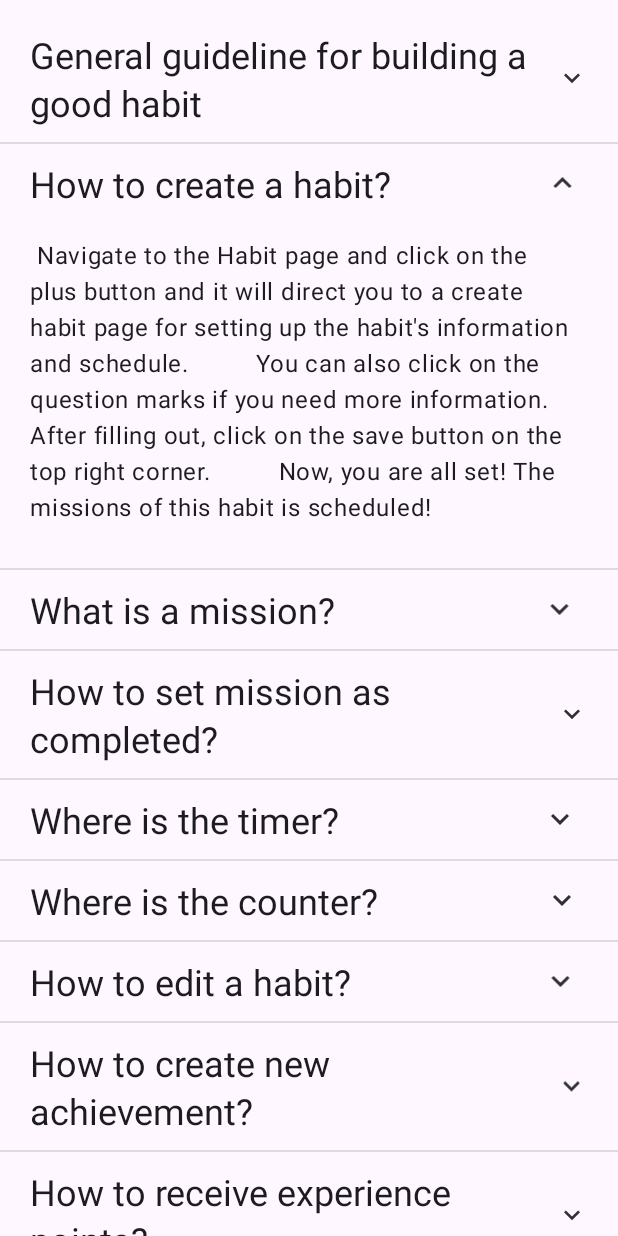
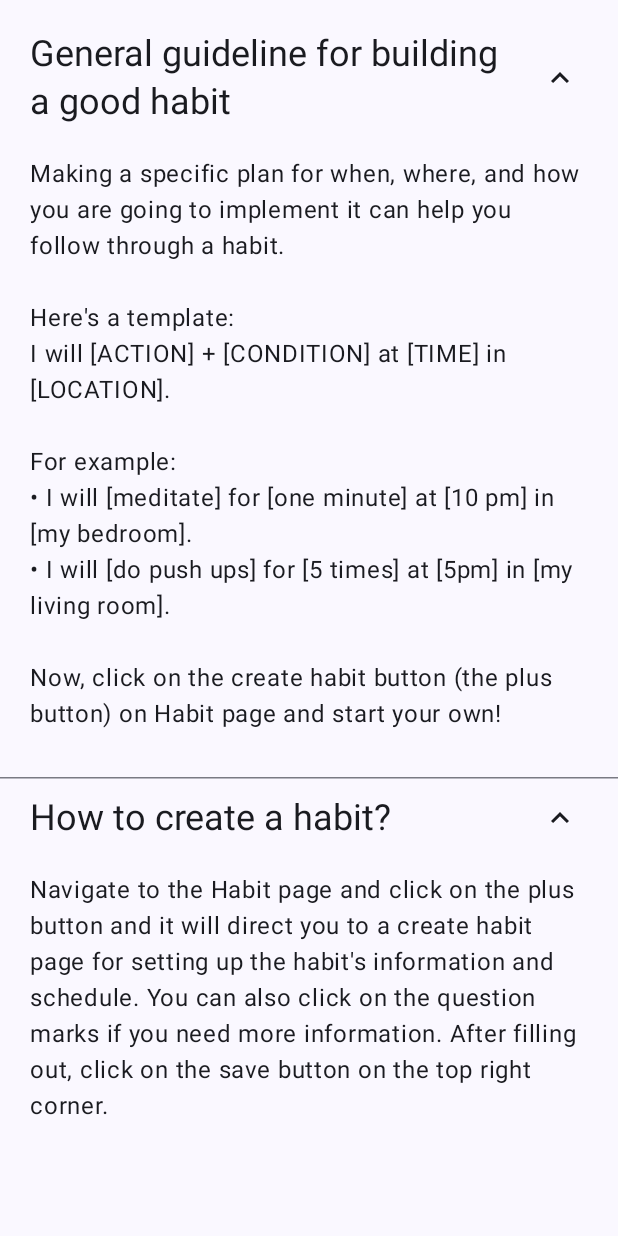
Before and after one commit to ailichang/habit-builder-kotlin, an Android app built with Jetpack Compose: the fragment FaqFragment placed in its activity, after a tap on "How to create a habit?", on a phone screen of 412 x 824 dp. Run offline under Robolectric (Android 15) with nearby library versions, the phone set to English and light mode, and no system bars; our stand-ins replace Dagger/Hilt's generated code, Room's generated code; 1 other tap on this screen came first.

Commit message:
migrate faq list to compose

```diff
--- a/app/build.gradle.kts
+++ b/app/build.gradle.kts
@@ -83,7 +83,7 @@ dependencies {
     debugImplementation(libs.androidx.compose.ui.tooling)
     androidTestImplementation(libs.androidx.compose.ui.test.junit4)
     debugImplementation(libs.androidx.compose.ui.test.manifest)
-    implementation(libs.bundles.androidx.compose.material.bundle)
+    implementation(libs.androidx.compose.material3)
     implementation(libs.androidx.activity.compose)
     implementation(libs.androidx.lifecycle.viewmodel.compose)
     implementation(libs.androidx.compose.runtime.livedata)
--- a/app/src/main/java/com/habitbuilder/settings/faq/FaqFragment.kt
+++ b/app/src/main/java/com/habitbuilder/settings/faq/FaqFragment.kt
@@ -1,27 +1,47 @@
 package com.habitbuilder.settings.faq
 
+import android.content.res.Configuration
+import android.os.Build
 import android.os.Bundle
 import android.view.LayoutInflater
 import android.view.View
 import android.view.ViewGroup
+import androidx.annotation.RequiresApi
 import androidx.appcompat.app.AppCompatActivity
+import androidx.compose.foundation.isSystemInDarkTheme
+import androidx.compose.foundation.layout.padding
+import androidx.compose.foundation.lazy.LazyColumn
+import androidx.compose.foundation.lazy.rememberLazyListState
+import androidx.compose.material3.ColorScheme
+import androidx.compose.material3.HorizontalDivider
+import androidx.compose.material3.LocalContentColor
+import androidx.compose.material3.MaterialTheme
+import androidx.compose.material3.Surface
+import androidx.compose.material3.contentColorFor
+import androidx.compose.material3.dynamicDarkColorScheme
+import androidx.compose.material3.dynamicLightColorScheme
+import androidx.compose.runtime.Composable
+import androidx.compose.runtime.getValue
+import androidx.compose.runtime.mutableStateOf
+import androidx.compose.runtime.saveable.rememberSaveable
+import androidx.compose.runtime.setValue
+import androidx.compose.ui.Modifier
+import androidx.compose.ui.platform.ComposeView
+import androidx.compose.ui.platform.LocalContext
+import androidx.compose.ui.res.stringResource
+import androidx.compose.ui.tooling.preview.Preview
+import androidx.compose.ui.unit.dp
 import androidx.fragment.app.Fragment
-import androidx.recyclerview.widget.DividerItemDecoration
-import androidx.recyclerview.widget.LinearLayoutManager
-import androidx.recyclerview.widget.RecyclerView
 import com.habitbuilder.R
 import com.google.android.material.appbar.AppBarLayout
 import com.google.android.material.appbar.AppBarLayout.OnOffsetChangedListener
 import com.google.android.material.appbar.CollapsingToolbarLayout
 import com.google.android.material.appbar.MaterialToolbar
 import com.google.android.material.navigation.NavigationBarView
+import com.habitbuilder.settings.ui.FaqItemComposable
 
 class FaqFragment: Fragment() {
-    private lateinit var recyclerView: RecyclerView
-    private lateinit var faqAdapter: FaqAdapter
     private lateinit var appBarLayout: AppBarLayout
-    private lateinit var dividerItemDecoration: DividerItemDecoration
-
     private var onOffsetChangedListener =
         OnOffsetChangedListener { _: AppBarLayout?, verticalOffset: Int ->
             val materialToolbar =
@@ -33,12 +53,12 @@ class FaqFragment: Fragment() {
             }
         }
 
+    @RequiresApi(Build.VERSION_CODES.S)
     override fun onCreateView(
         inflater: LayoutInflater,
         container: ViewGroup?,
         savedInstanceState: Bundle?
     ): View {
-        val view: View = inflater.inflate(R.layout.fragment_faq, container, false)
         val materialToolbar = requireActivity().findViewById<MaterialToolbar>(R.id.tool_bar)
         materialToolbar.setNavigationOnClickListener {
             requireActivity().onBackPressedDispatcher.onBackPressed()
@@ -60,19 +80,7 @@ class FaqFragment: Fragment() {
         val bottomNavigationView =
             requireActivity().findViewById<NavigationBarView>(R.id.bottom_navigation)
         bottomNavigationView.visibility = View.GONE
-        return view
-    }
 
-    override fun onViewCreated(view: View, savedInstanceState: Bundle?) {
-        super.onViewCreated(view, savedInstanceState)
-        recyclerView = view.findViewById(R.id.faq_recycler_view)
-        val linearLayoutManager = LinearLayoutManager(view.context)
-        recyclerView.layoutManager = linearLayoutManager
-        dividerItemDecoration =
-            DividerItemDecoration(recyclerView.context, linearLayoutManager.orientation)
-        recyclerView.addItemDecoration(dividerItemDecoration)
-        faqAdapter = FaqAdapter()
-        recyclerView.adapter = faqAdapter
         val faqsList: ArrayList<FaqItem> = object : ArrayList<FaqItem>() {
             init {
                 add(
@@ -126,11 +134,62 @@ class FaqFragment: Fragment() {
                 )
             }
         }
-        faqAdapter.submitList(faqsList)
+
+        return ComposeView(requireContext()).apply {
+            setContent {
+                FaqListComposable(faqList = faqsList)
+            }
+        }
     }
 
     override fun onDestroyView() {
         super.onDestroyView()
         appBarLayout.removeOnOffsetChangedListener(onOffsetChangedListener)
     }
+
+    @RequiresApi(Build.VERSION_CODES.S)
+    @Composable
+    fun FaqListComposable(faqList: List<FaqItem>){
+        val scrollState = rememberLazyListState()
+        MaterialTheme (colorScheme = if(isSystemInDarkTheme()) dynamicDarkColorScheme(LocalContext.current) else dynamicLightColorScheme(LocalContext.current)){
+            Surface {
+                LazyColumn(
+                    state = scrollState,
+                    modifier = Modifier.padding(0.dp, 10.dp, 0.dp, 80.dp)
+                ) {
+                    items(faqList.size) {
+                        FaqItemComposable(
+                            question = faqList[it].question,
+                            answer = faqList[it].answer)
+                        if (it < faqList.size - 1) {
+                            HorizontalDivider(thickness = 1.dp)
+                        }
+                    }
+                }
+            }
+        }
+    }
+
+    @RequiresApi(Build.VERSION_CODES.S)
+    @Preview(showBackground = true, uiMode = Configuration.UI_MODE_NIGHT_YES)
+    @Composable
+    fun FaqListComposablePreview(){
+        val faqsList: ArrayList<FaqItem> = object : ArrayList<FaqItem>() {
+            init {
+                add(
+                    FaqItem(
+                        stringResource(R.string.question_habit_tip),
+                        stringResource(R.string.answer_habit_tip)
+                    )
+                )
+                add(
+                    FaqItem(
+                        stringResource(R.string.question_create_habit),
+                        stringResource(R.string.answer_create_habit)
+                    )
+                )
+            }
+        }
+        FaqListComposable(faqList = faqsList)
+    }
 }
--- /dev/null
+++ b/app/src/main/java/com/habitbuilder/settings/ui/FaqItemComposable.kt
@@ -0,0 +1,73 @@
+package com.habitbuilder.settings.ui
+
+import android.util.Log
+import androidx.compose.foundation.clickable
+import androidx.compose.foundation.layout.Column
+import androidx.compose.foundation.layout.Row
+import androidx.compose.foundation.layout.padding
+import androidx.compose.material3.Icon
+import androidx.compose.material3.MaterialTheme
+import androidx.compose.material3.Text
+import androidx.compose.runtime.Composable
+import androidx.compose.runtime.getValue
+import androidx.compose.runtime.mutableStateOf
+import androidx.compose.runtime.saveable.rememberSaveable
+import androidx.compose.runtime.setValue
+import androidx.compose.ui.Alignment
+import androidx.compose.ui.Modifier
+import androidx.compose.ui.res.painterResource
+import androidx.compose.ui.res.stringResource
+import androidx.compose.ui.tooling.preview.Preview
+import androidx.compose.ui.unit.dp
+import com.habitbuilder.R
+
+@Composable
+fun FaqItemComposable(question:String, answer:String) {
+    var isExpanded by rememberSaveable { mutableStateOf(false) }
+    Column (modifier = Modifier
+        .clickable { isExpanded = !isExpanded }
+        .padding(20.dp, 10.dp)){
+        FaqTitleComposable(question = question, isExpanded)
+        FaqAnswerComposable(answer, isExpanded)
+    }
+}
+
+@Composable
+fun FaqTitleComposable(question:String, isExpanded:Boolean){
+    Row{
+        Text(modifier = Modifier
+            .weight(9f)
+            .align(Alignment.CenterVertically)
+            .padding(0.dp, 0.dp, 10.dp, 0.dp),
+            style = MaterialTheme.typography.headlineSmall,
+            color = MaterialTheme.colorScheme.onSurface,
+            text = question)
+        Icon(
+            modifier = Modifier
+                .weight(1f)
+                .align(Alignment.CenterVertically),
+            painter = painterResource(if(isExpanded) R.drawable.ic_baseline_keyboard_arrow_up_24 else R.drawable.ic_baseline_keyboard_arrow_down_24),
+            tint = MaterialTheme.colorScheme.onSurface,
+            contentDescription = stringResource(id = R.string.expand_button))
+    }
+}
+
+@Composable
+fun FaqAnswerComposable(answer: String, isExpanded:Boolean){
+    if(isExpanded) {
+        Row (modifier = Modifier.padding(0.dp, 20.dp)){
+            Text(modifier = Modifier
+                .weight(9f)
+                .align(Alignment.CenterVertically),
+                style = MaterialTheme.typography.bodyLarge,
+                color = MaterialTheme.colorScheme.onSurface,
+                text = answer)
+        }
+    }
+}
+
+@Preview(showBackground = true)
+@Composable
+fun FaqItemComposablePreview(){
+    FaqItemComposable("I've created a habit. Now what?","I've created a habit. Now what?")
+}
--- a/app/src/main/res/layout/fragment_faq.xml
+++ b/app/src/main/res/layout/fragment_faq.xml
@@ -1,24 +1,8 @@
 <?xml version="1.0" encoding="utf-8"?>
-<RelativeLayout
+<androidx.compose.ui.platform.ComposeView
     xmlns:android="http://schemas.android.com/apk/res/android"
+    xmlns:tools="http://schemas.android.com/tools"
+    android:id="@+id/compose_view"
     android:layout_width="match_parent"
-    android:layout_height="wrap_content">
-
-    <ScrollView
-        android:layout_width="match_parent"
-        android:layout_height="wrap_content">
-        <LinearLayout
-            android:layout_width="match_parent"
-            android:layout_height="wrap_content"
-            android:orientation="vertical"
-            android:layout_marginTop="10dp"
-            android:layout_marginBottom="80dp">
-
-            <androidx.recyclerview.widget.RecyclerView
-                android:id="@+id/faq_recycler_view"
-                android:layout_width="match_parent"
-                android:layout_height="wrap_content"/>
-        </LinearLayout>
-
-    </ScrollView>
-</RelativeLayout>
+    android:layout_height="wrap_content"
+    tools:composableName="com.habitbuilder.settings.faq.FaqFragment.FaqListPreview"/>
--- a/app/src/main/res/values/faq_strings.xml
+++ b/app/src/main/res/values/faq_strings.xml
@@ -8,7 +8,7 @@
             \n&#8226; I will [do push ups] for [5 times] at [5pm] in [my living room].
             \n\nNow, click on the create habit button (the plus button) on Habit page and start your own! </string>
     <string name="question_create_habit">How to create a habit? </string>
-    <string name="answer_create_habit">" Navigate to the Habit page and click on the plus button and it will direct you to a create habit page for setting up the habit's information and schedule.          You can also click on the question marks if you need more information. After filling out, click on the save button on the top right corner.          Now, you are all set! The missions of this habit is scheduled!"</string>
+    <string name="answer_create_habit">"Navigate to the Habit page and click on the plus button and it will direct you to a create habit page for setting up the habit's information and schedule. You can also click on the question marks if you need more information. After filling out, click on the save button on the top right corner. \nNow, you are all set! The missions of this habit is scheduled!"</string>
     <string name="question_mission">What is a mission? </string>
     <string name="answer_mission">A mission is a daily task generated from your created habit list.
         \nIf you scheduled every day for persisting the habit, a new mission regarding this habit will be generated daily.</string>
```
Also changed, not shown: gradle/libs.versions.toml (+4 -6 lines), gradle/wrapper/gradle-wrapper.properties.
